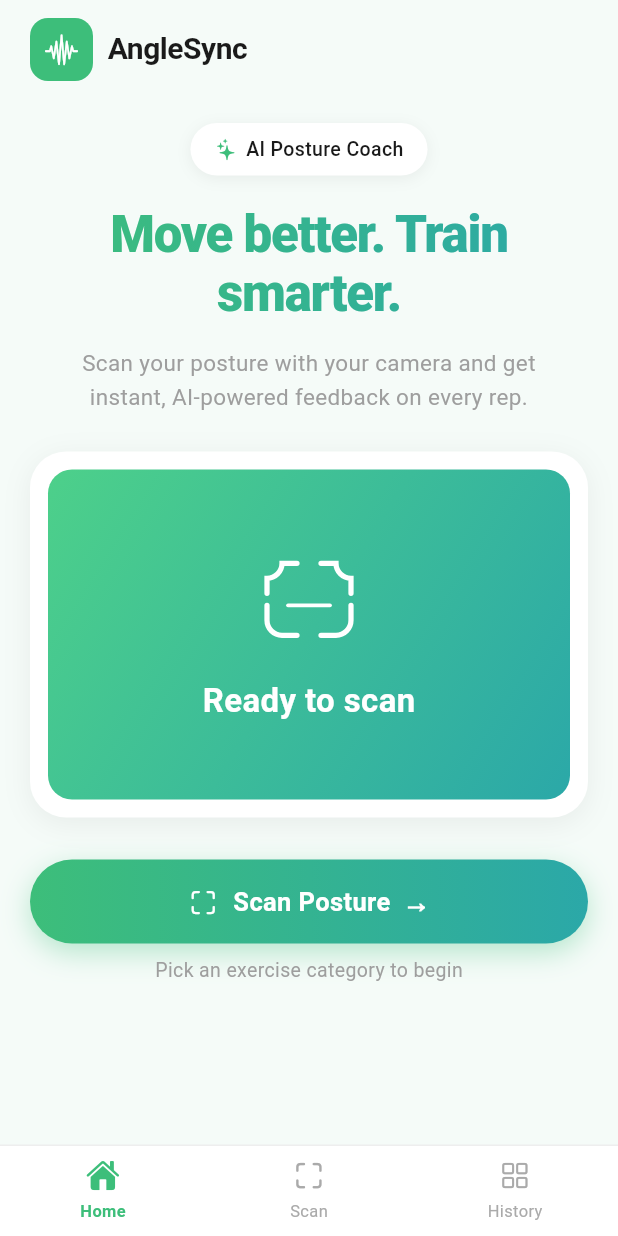
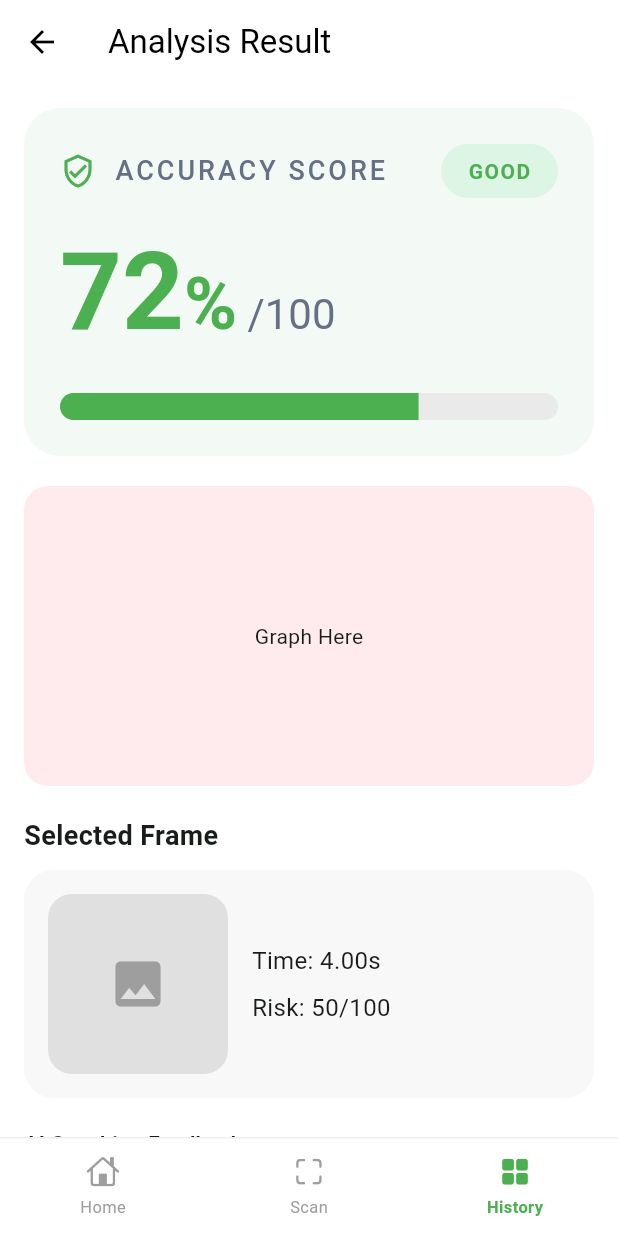
Before and after one commit to poryasin/AngleSync_Frontend, a Flutter app: the screen it shows after launch, on a phone screen of 412 x 824 dp. Run offline on Flutter 3.47's test engine with Material 3 defaults, Android fonts, the phone set to English and light mode, and no system bars; Roboto replaces fonts that are missing (SF Pro Display).

Commit message:
added result page

```diff
--- a/anglesync/lib/main.dart
+++ b/anglesync/lib/main.dart
@@ -15,7 +15,7 @@ class AngleSyncApp extends StatelessWidget {
       title: 'AngleSync',
       debugShowCheckedModeBanner: false,
       theme: AppTheme.theme,
-      initialRoute: AppRouter.home,
+      initialRoute: AppRouter.analysisResult,
       onGenerateRoute: AppRouter.onGenerateRoute,
     );
   }
--- a/anglesync/lib/src/core/router/app_router.dart
+++ b/anglesync/lib/src/core/router/app_router.dart
@@ -1,13 +1,14 @@
 import 'package:flutter/material.dart';
 import '../../features/navigation/presentation/main_shell.dart';
 import '../../features/scan/presentation/scan_screen.dart';
-
+import '../../features/results_page/screen/analysis_result_screen.dart';
 
 class AppRouter {
   // Route names
   static const String home = '/';
   static const String scan = '/scan';
   static const String videoUpload = '/scan/upload';
+  static const String analysisResult = '/analysis-result';
 
 
   static Route<dynamic> onGenerateRoute(RouteSettings settings) {
@@ -17,7 +18,8 @@ class AppRouter {
 
       case scan:
         return _buildRoute(const ScanScreen());
-
+      case analysisResult:
+        return _buildRoute(const AnalysisResultScreen());
 
       default:
         return _buildRoute(const MainShell());
--- /dev/null
+++ b/anglesync/lib/src/features/results_page/screen/analysis_result_screen.dart
@@ -0,0 +1,465 @@
+import 'package:flutter/cupertino.dart';
+import 'package:flutter/material.dart';
+
+import '../widgets/analysis_details.dart';
+import '../widgets/risk_graph.dart';
+
+class AnalysisResultScreen extends StatelessWidget {
+  const AnalysisResultScreen({super.key});
+
+  @override
+  Widget build(BuildContext context) {
+    return Scaffold(
+      backgroundColor: Colors.white,
+
+      // =======================================================
+      // APP BAR
+      // =======================================================
+
+      appBar: AppBar(
+        title: const Text("Analysis Result"),
+        centerTitle: false,
+        elevation: 0,
+        backgroundColor: Colors.white,
+        foregroundColor: Colors.black,
+      ),
+
+      // =======================================================
+      // BODY
+      // =======================================================
+
+      body: SingleChildScrollView(
+        padding: const EdgeInsets.all(16),
+        child: Column(
+          crossAxisAlignment: CrossAxisAlignment.start,
+          children: [
+
+            // 🔹 Score Card
+            _buildScoreCard(),
+
+            const SizedBox(height: 20),
+
+            // 🔹 Risk Graph
+            const RiskGraph(),
+
+            const SizedBox(height: 20),
+
+            // 🔹 Selected Frame
+            _buildSelectedFrame(),
+
+            const SizedBox(height: 20),
+
+            // 🔹 AI Analysis
+            const AnalysisDetails(),
+
+            const SizedBox(height: 32),
+
+            // ===================================================
+            // SAVE BUTTON
+            // ===================================================
+
+            SizedBox(
+              width: double.infinity,
+              height: 58,
+              child: ElevatedButton.icon(
+                onPressed: () {
+
+                  ScaffoldMessenger.of(context).showSnackBar(
+                    const SnackBar(
+                      content: Text("Result Saved"),
+                    ),
+                  );
+                },
+
+                style: ElevatedButton.styleFrom(
+                  backgroundColor: Colors.green,
+                  elevation: 4,
+                  shape: RoundedRectangleBorder(
+                    borderRadius: BorderRadius.circular(18),
+                  ),
+                ),
+
+                icon: const Icon(
+                  Icons.save,
+                  color: Colors.white,
+                ),
+
+                label: const Text(
+                  "Save Result",
+                  style: TextStyle(
+                    color: Colors.white,
+                    fontSize: 16,
+                    fontWeight: FontWeight.bold,
+                  ),
+                ),
+              ),
+            ),
+
+            const SizedBox(height: 32),
+          ],
+        ),
+      ),
+
+      // =======================================================
+      // BOTTOM NAVIGATION
+      // =======================================================
+
+      bottomNavigationBar: _BottomNavBar(
+        currentIndex: 2,
+        onTap: (index) {
+
+          // HOME
+          if (index == 0) {
+            Navigator.pop(context);
+          }
+
+          // SCAN
+          if (index == 1) {
+            // TODO:
+            // Navigator.pushNamed(context, '/scan');
+          }
+
+          // HISTORY
+          if (index == 2) {
+            // Current Page
+          }
+        },
+      ),
+    );
+  }
+}
+
+// =======================================================
+// SCORE CARD
+// =======================================================
+
+Widget _buildScoreCard() {
+  return Container(
+    width: double.infinity,
+    padding: const EdgeInsets.all(24),
+    decoration: BoxDecoration(
+      color: const Color(0xFFF3FAF5),
+      borderRadius: BorderRadius.circular(24),
+    ),
+    child: Column(
+      crossAxisAlignment: CrossAxisAlignment.start,
+      children: [
+
+        // ===================================================
+        // TOP ROW
+        // ===================================================
+
+        Row(
+          mainAxisAlignment: MainAxisAlignment.spaceBetween,
+          children: [
+
+            Row(
+              children: [
+
+                const Icon(
+                  Icons.verified_user_outlined,
+                  color: Colors.green,
+                  size: 24,
+                ),
+
+                const SizedBox(width: 12),
+
+                const Text(
+                  "ACCURACY SCORE",
+                  style: TextStyle(
+                    fontSize: 18,
+                    letterSpacing: 2,
+                    color: Color(0xFF667085),
+                    fontWeight: FontWeight.w500,
+                  ),
+                ),
+              ],
+            ),
+
+            Container(
+              padding: const EdgeInsets.symmetric(
+                horizontal: 18,
+                vertical: 8,
+              ),
+              decoration: BoxDecoration(
+                color: const Color(0xFFDDF5E5),
+                borderRadius: BorderRadius.circular(30),
+              ),
+              child: const Text(
+                "GOOD",
+                style: TextStyle(
+                  color: Colors.green,
+                  fontWeight: FontWeight.bold,
+                  letterSpacing: 1,
+                ),
+              ),
+            ),
+          ],
+        ),
+
+        const SizedBox(height: 30),
+
+        // ===================================================
+        // SCORE TEXT
+        // ===================================================
+
+        RichText(
+          text: const TextSpan(
+            children: [
+
+              TextSpan(
+                text: "72",
+                style: TextStyle(
+                  fontSize: 72,
+                  fontWeight: FontWeight.bold,
+                  color: Colors.green,
+                  height: 1,
+                ),
+              ),
+
+              TextSpan(
+                text: "%",
+                style: TextStyle(
+                  fontSize: 48,
+                  fontWeight: FontWeight.bold,
+                  color: Colors.green,
+                ),
+              ),
+
+              TextSpan(
+                text: " /100",
+                style: TextStyle(
+                  fontSize: 28,
+                  color: Color(0xFF667085),
+                ),
+              ),
+            ],
+          ),
+        ),
+
+        const SizedBox(height: 28),
+
+        // ===================================================
+        // PROGRESS BAR
+        // ===================================================
+
+        ClipRRect(
+          borderRadius: BorderRadius.circular(20),
+          child: const LinearProgressIndicator(
+            value: 0.72,
+            minHeight: 18,
+            backgroundColor: Color(0xFFEAEAEA),
+            valueColor: AlwaysStoppedAnimation<Color>(
+              Colors.green,
+            ),
+          ),
+        ),
+      ],
+    ),
+  );
+}
+
+// =======================================================
+// SELECTED FRAME
+// =======================================================
+
+Widget _buildSelectedFrame() {
+  return Column(
+    crossAxisAlignment: CrossAxisAlignment.start,
+    children: [
+
+      const Text(
+        "Selected Frame",
+        style: TextStyle(
+          fontWeight: FontWeight.bold,
+          fontSize: 18,
+        ),
+      ),
+
+      const SizedBox(height: 10),
+
+      Container(
+        padding: const EdgeInsets.all(16),
+        decoration: BoxDecoration(
+          color: const Color(0xFFF8F8F8),
+          borderRadius: BorderRadius.circular(20),
+        ),
+        child: Row(
+          children: [
+
+            // =================================================
+            // IMAGE
+            // =================================================
+
+            Container(
+              width: 120,
+              height: 120,
+              decoration: BoxDecoration(
+                color: Colors.grey.shade300,
+                borderRadius: BorderRadius.circular(16),
+              ),
+              child: const Icon(
+                Icons.image,
+                size: 40,
+                color: Colors.grey,
+              ),
+            ),
+
+            const SizedBox(width: 16),
+
+            // =================================================
+            // INFO
+            // =================================================
+
+            const Column(
+              crossAxisAlignment: CrossAxisAlignment.start,
+              children: [
+
+                Text(
+                  "Time: 4.00s",
+                  style: TextStyle(
+                    fontSize: 16,
+                  ),
+                ),
+
+                SizedBox(height: 8),
+
+                Text(
+                  "Risk: 50/100",
+                  style: TextStyle(
+                    fontSize: 16,
+                  ),
+                ),
+              ],
+            )
+          ],
+        ),
+      ),
+    ],
+  );
+}
+
+// =======================================================
+// BOTTOM NAVIGATION BAR
+// =======================================================
+
+class _BottomNavBar extends StatelessWidget {
+  final int currentIndex;
+  final ValueChanged<int> onTap;
+
+  const _BottomNavBar({
+    required this.currentIndex,
+    required this.onTap,
+  });
+
+  @override
+  Widget build(BuildContext context) {
+    return Container(
+      decoration: const BoxDecoration(
+        color: Colors.white,
+        border: Border(
+          top: BorderSide(
+            color: Color(0xFFEEEEEE),
+            width: 1,
+          ),
+        ),
+      ),
+      child: SafeArea(
+        child: SizedBox(
+          height: 65,
+          child: Row(
+            mainAxisAlignment: MainAxisAlignment.spaceAround,
+            children: [
+
+              // HOME
+              _NavItem(
+                icon: CupertinoIcons.house_fill,
+                outlineIcon: CupertinoIcons.house,
+                label: 'Home',
+                selected: currentIndex == 0,
+                onTap: () => onTap(0),
+              ),
+
+              // SCAN
+              _NavItem(
+                icon: CupertinoIcons.viewfinder,
+                outlineIcon: CupertinoIcons.viewfinder,
+                label: 'Scan',
+                selected: currentIndex == 1,
+                onTap: () => onTap(1),
+              ),
+
+              // HISTORY
+              _NavItem(
+                icon: CupertinoIcons.square_grid_2x2_fill,
+                outlineIcon: CupertinoIcons.square_grid_2x2,
+                label: 'History',
+                selected: currentIndex == 2,
+                onTap: () => onTap(2),
+              ),
+            ],
+          ),
+        ),
+      ),
+    );
+  }
+}
+
+// =======================================================
+// NAV ITEM
+// =======================================================
+
+class _NavItem extends StatelessWidget {
+  final IconData icon;
+  final IconData outlineIcon;
+  final String label;
+  final bool selected;
+  final VoidCallback onTap;
+
+  const _NavItem({
+    required this.icon,
+    required this.outlineIcon,
+    required this.label,
+    required this.selected,
+    required this.onTap,
+  });
+
+  @override
+  Widget build(BuildContext context) {
+    return GestureDetector(
+      onTap: onTap,
+      behavior: HitTestBehavior.opaque,
+      child: SizedBox(
+        width: 80,
+        child: Column(
+          mainAxisAlignment: MainAxisAlignment.center,
+          children: [
+
+            Icon(
+              selected ? icon : outlineIcon,
+              color: selected
+                  ? Colors.green
+                  : Colors.grey,
+              size: 22,
+            ),
+
+            const SizedBox(height: 4),
+
+            Text(
+              label,
+              style: TextStyle(
+                fontSize: 11,
+                color: selected
+                    ? Colors.green
+                    : Colors.grey,
+                fontWeight: selected
+                    ? FontWeight.w600
+                    : FontWeight.w400,
+              ),
+            ),
+          ],
+        ),
+      ),
+    );
+  }
+}
--- /dev/null
+++ b/anglesync/lib/src/features/results_page/widgets/analysis_details.dart
@@ -0,0 +1,28 @@
+import 'package:flutter/material.dart';
+
+class AnalysisDetails extends StatelessWidget {
+  const AnalysisDetails({super.key});
+
+  @override
+  Widget build(BuildContext context) {
+    return Column(
+      crossAxisAlignment: CrossAxisAlignment.start,
+      children: const [
+        Text("AI Coaching Feedback",
+            style: TextStyle(fontWeight: FontWeight.bold)),
+
+        SizedBox(height: 10),
+
+        Text("Form Summary: Your squat form is generally good..."),
+
+        SizedBox(height: 10),
+
+        Text("Injury Risk: Slight risk on right knee..."),
+
+        SizedBox(height: 10),
+
+        Text("Corrective Cues: Keep knees aligned..."),
+      ],
+    );
+  }
+}
--- /dev/null
+++ b/anglesync/lib/src/features/results_page/widgets/risk_graph.dart
@@ -0,0 +1,17 @@
+import 'package:flutter/material.dart';
+
+class RiskGraph extends StatelessWidget {
+  const RiskGraph({super.key});
+
+  @override
+  Widget build(BuildContext context) {
+    return Container(
+      height: 200,
+      decoration: BoxDecoration(
+        color: Colors.red.shade50,
+        borderRadius: BorderRadius.circular(16),
+      ),
+      child: const Center(child: Text("Graph Here")),
+    );
+  }
+}
```
Also changed, not shown: anglesync/flutter_01.png (added), 4 other files.
